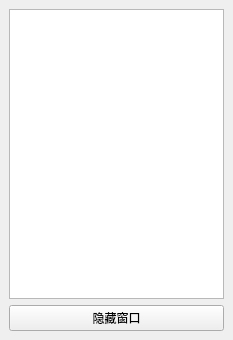
Above: clipboard_history.ui from hongzhe12/NiceBoard before the change. Below: the same form after it.
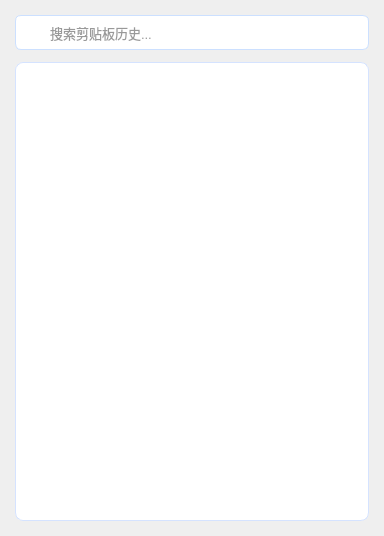
That is the form after the change. Icons and pictures are not drawn.

```diff
--- a/clipboard_history.ui
+++ b/clipboard_history.ui
@@ -6,8 +6,8 @@
    <rect>
     <x>0</x>
     <y>0</y>
-    <width>233</width>
-    <height>340</height>
+    <width>384</width>
+    <height>536</height>
    </rect>
   </property>
   <property name="minimumSize">
@@ -25,18 +25,151 @@
   <property name="windowTitle">
    <string>剪贴板历史记录</string>
   </property>
+  <property name="styleSheet">
+   <string notr="true">/* 主窗口样式 */
+SimpleClipboardHistory {
+    background: #f0f2f5;
+    border-radius: 12px;
+    border: 1px solid #c1d9ff;  /* 半透明蓝色边框 */
+    padding: 10px;  /* 内边距=拖动边缘宽度 */
+}
+
+/* 可视化拖动边缘效果 */
+SimpleClipboardHistory::border {
+    border: 10px solid rgba(193, 217, 255, 0.3);  /* 半透明拖动区 */
+    border-radius: 12px;
+}
+
+/* 标题栏样式 */
+QWidget#header {
+    height: 32px;
+    background: qlineargradient(
+        x1:0, y1:0, x2:0, y2:1,
+        stop:0 rgba(255,255,255,0.8), 
+        stop:1 rgba(240, 245, 255, 0.6)
+    );
+    border-top-left-radius: 12px;
+    border-top-right-radius: 12px;
+    border-bottom: 1px solid rgba(193, 217, 255, 0.5);
+}
+
+/* ===== 搜索框 (QQ9输入框风格) ===== */
+QLineEdit#search_box {
+    border: 1px solid #cce0ff;
+    border-radius: 6px;
+    padding: 8px 12px 8px 32px;  /* 左侧留出图标空间 */
+    margin: 6px;
+    font-size: 13px;
+    background: white url(:/icons/search.svg) no-repeat 10px center;
+    selection-background-color: #b3d7ff;
+    color: #333;
+}
+
+QLineEdit#search_box:focus {
+    border: 1px solid #66a3ff;
+    background-color: #f5f9ff;
+}
+
+/* ===== 历史列表 (QQ9卡片风格) ===== */
+QListWidget#history_list {
+    background: white;
+    border: 1px solid #d5e3ff;
+    border-radius: 8px;
+    padding: 2px;
+    margin: 0 6px 6px 6px;
+    outline: none;
+    font-size: 13px;
+}
+
+/* 列表项 */
+QListWidget#history_list::item {
+    height: 36px;
+    padding: 8px 12px;
+    border-bottom: 1px solid #ebf1ff;
+    color: #333;
+}
+
+/* 悬停效果 */
+QListWidget#history_list::item:hover {
+    background: #f0f7ff;
+    border-radius: 4px;
+}
+
+/* 选中效果 */
+QListWidget#history_list::item:selected {
+    background: qlineargradient(x1:0, y1:0, x2:0, y2:1,
+                              stop:0 #d9ecff, stop:1 #c4e1ff);
+    color: #0066cc;
+    border-radius: 4px;
+}
+
+/* ===== QQ9经典按钮 ===== */
+QPushButton#toggle_btn {
+    /* 基础样式 */
+    background: qlineargradient(x1:0, y1:0, x2:0, y2:1,
+                              stop:0 #4facfe, stop:1 #00b2ff);
+    color: white;
+    border: none;
+    border-radius: 6px;
+    padding: 10px;
+    margin: 6px;
+    font-size: 13px;
+    font-weight: bold;
+    min-height: 36px;
+    
+    /* QQ9立体效果 */
+    border-top: 1px solid rgba(255,255,255,0.5);
+    border-bottom: 1px solid rgba(0,0,0,0.1);
+    text-shadow: 0 1px 1px rgba(0,0,0,0.2);
+}
+
+/* 悬停效果 */
+QPushButton#toggle_btn:hover {
+    background: qlineargradient(x1:0, y1:0, x2:0, y2:1,
+                              stop:0 #5fb8ff, stop:1 #00bfff);
+}
+
+/* 按下效果 */
+QPushButton#toggle_btn:pressed {
+    background: qlineargradient(x1:0, y1:0, x2:0, y2:1,
+                              stop:0 #3a9df4, stop:1 #0099e6);
+    padding-top: 11px;
+    padding-bottom: 9px;
+    border-top: 1px solid rgba(0,0,0,0.1);
+}
+
+/* ===== 滚动条 (QQ9轻量风格) ===== */
+QScrollBar:vertical {
+    width: 8px;
+    background: transparent;
+    border-left: 1px solid #e1e8f0;
+}
+
+QScrollBar::handle:vertical {
+    background: #c1d9ff;
+    border-radius: 3px;
+    min-height: 30px;
+}
+
+QScrollBar::handle:vertical:hover {
+    background: #a8c8ff;
+}</string>
+  </property>
   <widget class="QWidget" name="centralwidget">
-   <layout class="QVBoxLayout" name="verticalLayout">
-    <item>
-     <widget class="QListWidget" name="history_list"/>
-    </item>
-    <item>
-     <widget class="QPushButton" name="toggle_btn">
-      <property name="text">
-       <string>隐藏窗口</string>
+   <layout class="QGridLayout" name="gridLayout">
+    <item row="0" column="0">
+     <widget class="QLineEdit" name="search_box">
+      <property name="styleSheet">
+       <string notr="true"/>
+      </property>
+      <property name="placeholderText">
+       <string>搜索剪贴板历史...</string>
       </property>
      </widget>
     </item>
+    <item row="1" column="0">
+     <widget class="QListWidget" name="history_list"/>
+    </item>
    </layout>
   </widget>
  </widget>
```
